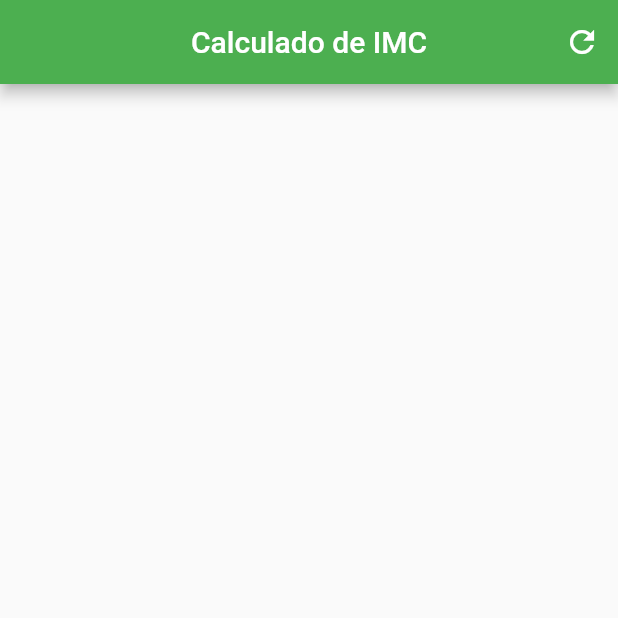
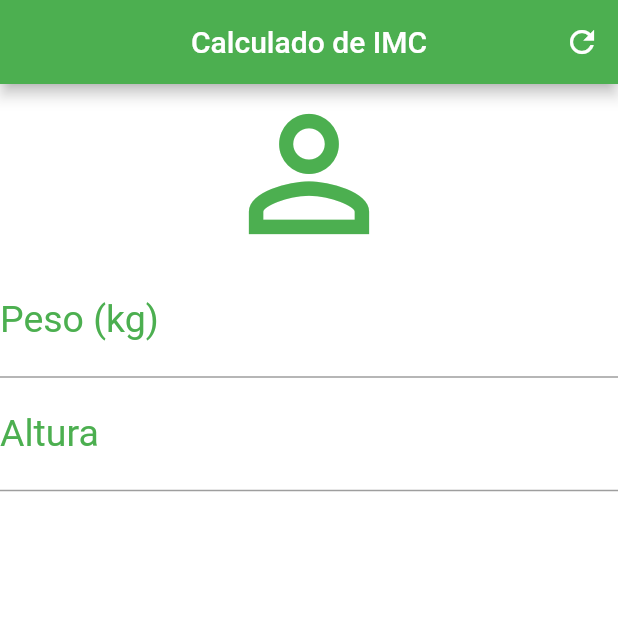
Before and after one commit to felipefabricio31/calculadora-imc-flutter, a Flutter app: the screen it shows after launch, on a phone screen of 412 x 824 dp, the top half of it. Run offline on Flutter 3.47's test engine with Material 2 defaults, Android fonts, the phone set to English and light mode, and no system bars.

Commit message:
Adicionando TextFilt e Icon para o formulário.

```diff
--- a/lib/main.dart
+++ b/lib/main.dart
@@ -20,7 +20,37 @@ class _HomeState extends State<Home> {
         centerTitle: true,
         backgroundColor: Colors.green,
         actions: <Widget>[
-          IconButton(icon: Icon(Icons.refresh), onPressed: (){},)
+          IconButton(
+            icon: Icon(Icons.refresh),
+            onPressed: () {},
+          )
+        ],
+      ),
+      backgroundColor: Colors.white,
+      body: Column(
+        crossAxisAlignment: CrossAxisAlignment.stretch,
+        children: <Widget>[
+          Icon(
+            Icons.person_outline,
+            size: 120.0,
+            color: Colors.green,
+          ),
+          TextField(
+            keyboardType: TextInputType.number,
+            decoration: InputDecoration(
+                labelText: "Peso (kg)",
+                labelStyle: TextStyle(color: Colors.green)),
+            textAlign: TextAlign.center,
+            style: TextStyle(color: Colors.green, fontSize: 25.0),
+          ),
+          TextField(
+            keyboardType: TextInputType.number,
+            decoration: InputDecoration(
+                labelText: "Altura",
+                labelStyle: TextStyle(color: Colors.green)),
+            textAlign: TextAlign.center,
+            style: TextStyle(color: Colors.green, fontSize: 25.0),
+          )
         ],
       ),
     );
```
